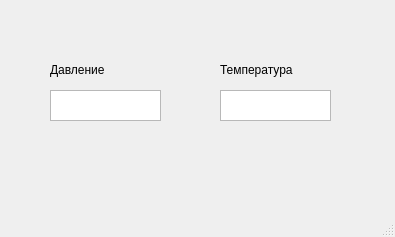
Old version of the form lab2-main/mainwindow.ui in the repository Dakasha26/finished_lab_2.
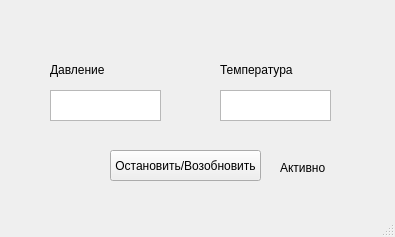
New version of the form.

```diff
--- a/lab2-main/mainwindow.ui
+++ b/lab2-main/mainwindow.ui
@@ -72,6 +72,32 @@
      <string>Давление</string>
     </property>
    </widget>
+   <widget class="QPushButton" name="btnBlockTimer">
+    <property name="geometry">
+     <rect>
+      <x>110</x>
+      <y>150</y>
+      <width>151</width>
+      <height>31</height>
+     </rect>
+    </property>
+    <property name="text">
+     <string>Остановить/Возобновить</string>
+    </property>
+   </widget>
+   <widget class="QLabel" name="activateLabel">
+    <property name="geometry">
+     <rect>
+      <x>280</x>
+      <y>160</y>
+      <width>81</width>
+      <height>16</height>
+     </rect>
+    </property>
+    <property name="text">
+     <string>Активно</string>
+    </property>
+   </widget>
   </widget>
   <widget class="QMenuBar" name="menubar">
    <property name="geometry">
```
Left out of the diff: 2 changed lines with no effect on the pictures.
